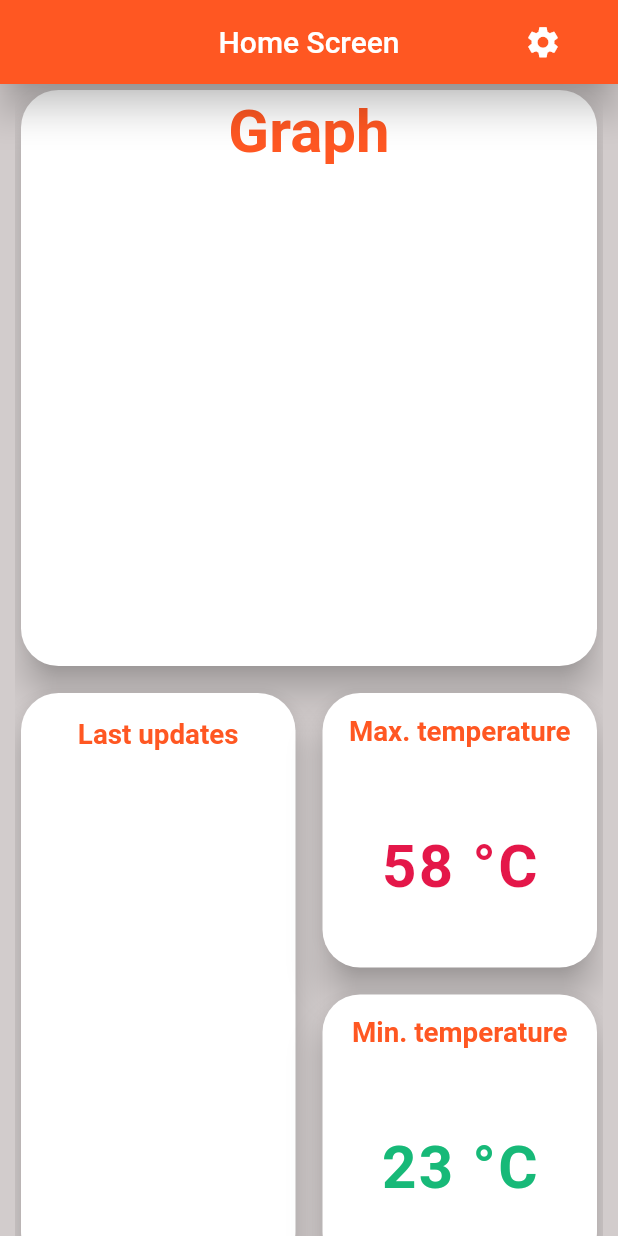
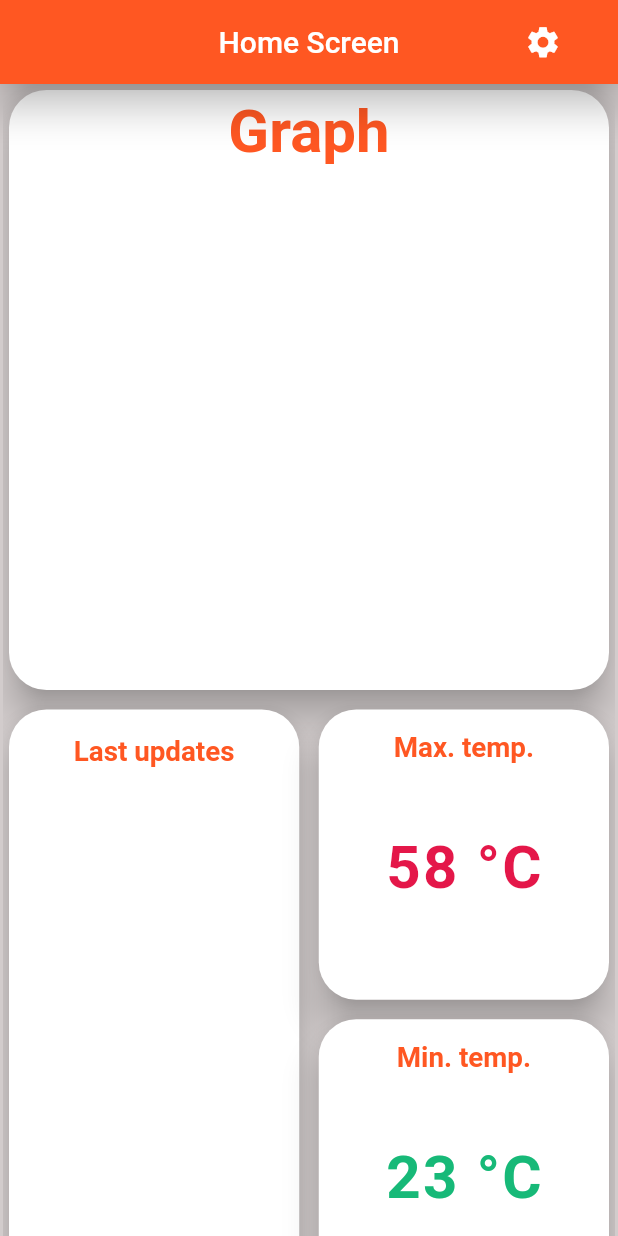
Before and after one commit to ziperjohn/datalogger_app, a Flutter app: the screen it shows after launch, on a phone screen of 412 x 824 dp. Run offline on Flutter 3.47's test engine with Material 2 defaults, Android fonts, the phone set to English and light mode, and no system bars; our stand-ins replace flutter_spinkit.

Commit message:
13.3.2020

```diff
--- a/lib/screens/home/home.dart
+++ b/lib/screens/home/home.dart
@@ -42,15 +42,15 @@ class _HomeState extends State<Home> {
         ],
       ),
       body: Padding(
-        padding: EdgeInsets.fromLTRB(10, 0, 10, 0),
+        padding: EdgeInsets.fromLTRB(2, 0, 2, 0),
         child: Container(
           decoration: BoxDecoration(
             color: myLightGreyColor,
           ),
           child: StaggeredGridView.count(
             crossAxisCount: 4,
-            mainAxisSpacing: 10,
-            crossAxisSpacing: 10,
+            mainAxisSpacing: 5,
+            crossAxisSpacing: 5,
             staggeredTiles: [
               StaggeredTile.count(4, 4),
               StaggeredTile.count(2, 4),
--- a/lib/widgets/widget_max_temp.dart
+++ b/lib/widgets/widget_max_temp.dart
@@ -11,7 +11,7 @@ Widget maxTemperatureWidget(String date) {
       children: <Widget>[
         ListTile(
           title: Text(
-            'Max. temperature',
+            'Max. temp.',
             textAlign: TextAlign.center,
             style: TextStyle(
               fontSize: myFontSizeMedium,
@@ -29,7 +29,7 @@ Widget maxTemperatureWidget(String date) {
             ),
           ),
         ),
-        SizedBox(height: 20),
+        SizedBox(height: 10),
         Text(
           '58 °C',
           style: TextStyle(
--- a/lib/widgets/widget_min_temp.dart
+++ b/lib/widgets/widget_min_temp.dart
@@ -11,7 +11,7 @@ Widget minTemperatureWidget(String date) {
       children: <Widget>[
         ListTile(
           title: Text(
-            'Min. temperature',
+            'Min. temp.',
             textAlign: TextAlign.center,
             style: TextStyle(
               fontSize: myFontSizeMedium,
@@ -29,7 +29,7 @@ Widget minTemperatureWidget(String date) {
             ),
           ),
         ),
-        SizedBox(height: 20),
+        SizedBox(height: 10),
         Text(
           '23 °C',
           style: TextStyle(
```
